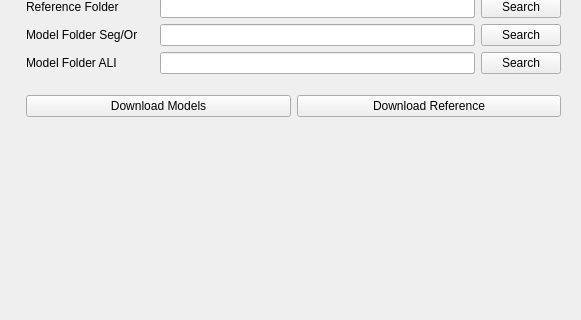
This is ASO/Resources/UI/ASO.ui in lucanchling/ASO as Qt 5 draws it before an edit; both pictures show x 0 to 581 and y 108 to 428 of the 581 by 872 pixel window. The edited form follows.
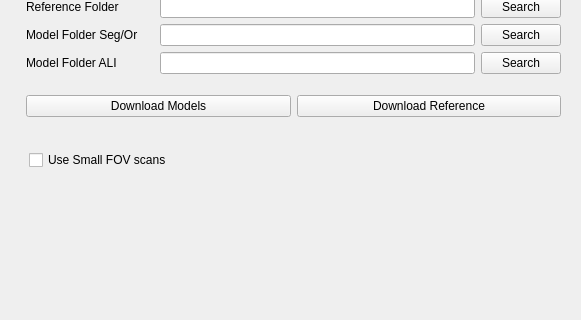
This is the edited form. The open tabs and pages were chosen to show the change. Custom widgets are drawn as their Qt base class.

Patch:
```diff
--- a/ASO/Resources/UI/ASO.ui
+++ b/ASO/Resources/UI/ASO.ui
@@ -219,6 +219,13 @@
          <layout class="QVBoxLayout" name="verticalLayout_11">
           <item>
            <layout class="QVBoxLayout" name="verticalLayout_3">
+            <item>
+             <widget class="QCheckBox" name="checkBoxSmallFOV">
+              <property name="text">
+               <string>Use Small FOV scans</string>
+              </property>
+             </widget>
+            </item>
             <item>
              <layout class="QHBoxLayout" name="LayoutLandmarkAutoCBCT">
               <item>
```
Left out of the diff: 8 changed lines with no effect on the pictures.
